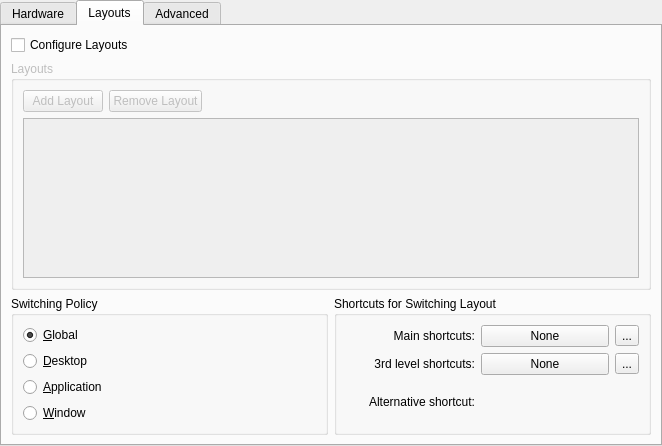
Old version of the form kcontrol/keyboard/kcm_keyboard.ui in the repository mgottschlag/kwin-tiling.
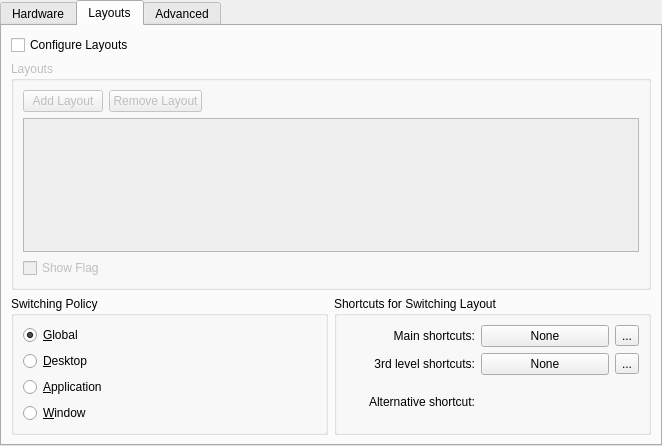
New version of the form. The open tabs and pages were chosen to show the change. Custom widgets are drawn as their Qt base class.

Commit message: add 'show flag' configuration

```diff
--- a/kcontrol/keyboard/kcm_keyboard.ui
+++ b/kcontrol/keyboard/kcm_keyboard.ui
@@ -156,6 +156,13 @@
          </attribute>
         </widget>
        </item>
+       <item row="2" column="0">
+        <widget class="QCheckBox" name="showFlagChk">
+         <property name="text">
+          <string>Show Flag</string>
+         </property>
+        </widget>
+       </item>
       </layout>
      </widget>
     </item>
```
Left out of the diff: 2 changed lines with no effect on the pictures. The commit also changes 7 other files.
